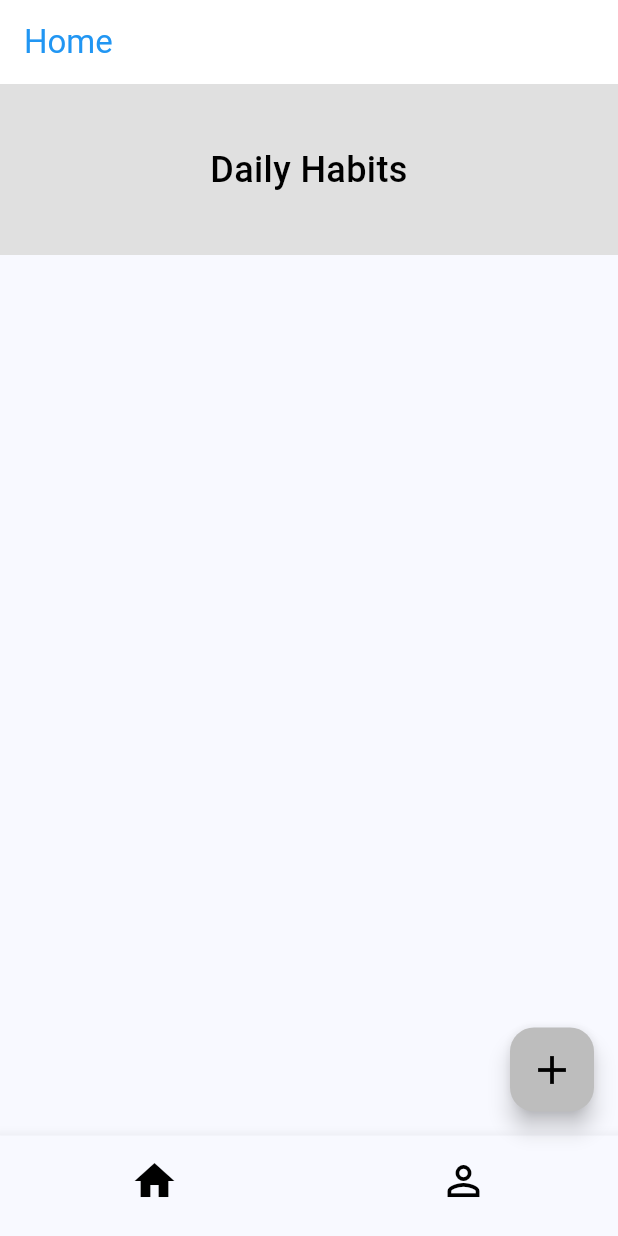
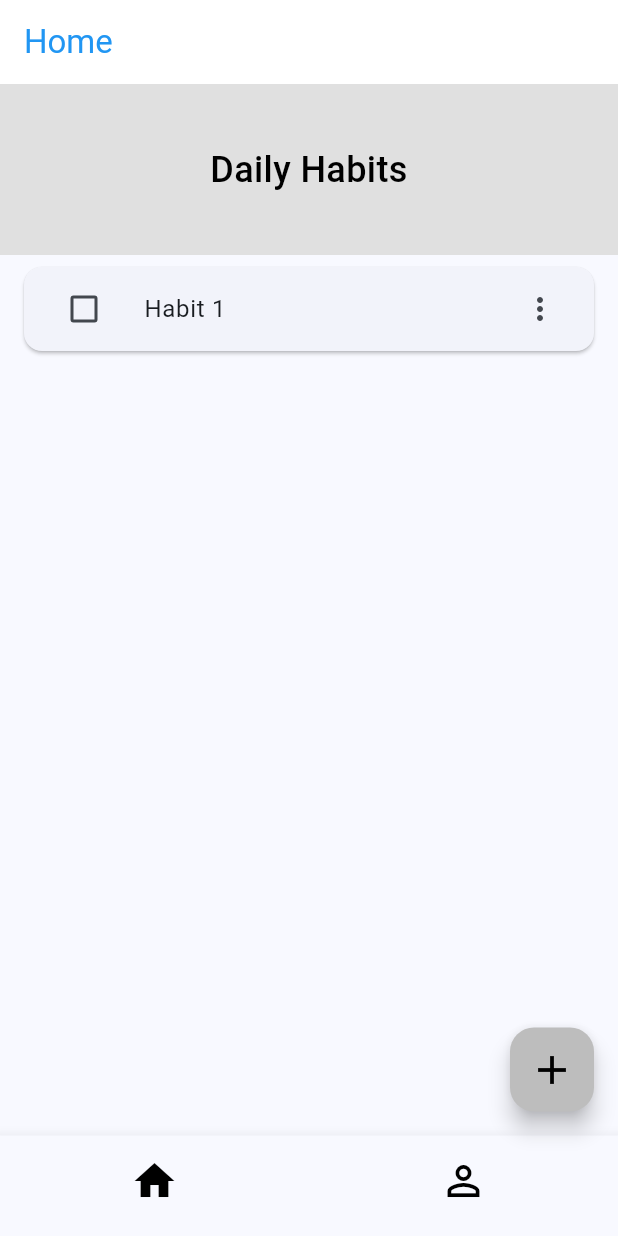
Before and after one commit to kurt890/kurtBorg6.2B_CPD, a Flutter app: the screen it shows after launch, on a phone screen of 412 x 824 dp. Run offline on Flutter 3.47's test engine with Material 3 defaults, Android fonts, the phone set to English and light mode, and no system bars.

Commit message:
Add habits list with performance issues

```diff
--- a/lib/screens/home_screen.dart
+++ b/lib/screens/home_screen.dart
@@ -10,6 +10,7 @@ class HomeScreen extends StatefulWidget {
 
 class _HomeScreenState extends State<HomeScreen> {
   int _selectedIndex = 0;
+  List<String> habits = List.generate(1, (index) => 'Habit ${index + 1}');
 
   void _onItemTapped(int index) {
     setState(() {
@@ -24,8 +25,20 @@ class _HomeScreenState extends State<HomeScreen> {
     }
   }
 
+  // Performance Issue: Heavy computation in build method
+  int _expensiveCalculation() {
+    int result = 0;
+    for (int i = 0; i < 1000000; i++) {
+      result += i;
+    }
+    return result;
+  }
+
   @override
   Widget build(BuildContext context) {
+    // Performance Issue: Running expensive calculation on every rebuild
+    _expensiveCalculation();
+
     return Scaffold(
       appBar: AppBar(
         title: const Text('Home'),
@@ -49,14 +62,33 @@ class _HomeScreenState extends State<HomeScreen> {
               textAlign: TextAlign.center,
             ),
           ),
-          const Expanded(
-            child: SizedBox(),
+          Expanded(
+            // Performance Issue: Using ListView instead of ListView.builder
+            child: ListView(
+              children: habits.map((habit) {
+                return Card(
+                  margin: const EdgeInsets.symmetric(horizontal: 16, vertical: 8),
+                  child: ListTile(
+                    leading: Checkbox(
+                      value: false,
+                      onChanged: (value) {
+                        setState(() {});
+                      },
+                    ),
+                    title: Text(habit),
+                    trailing: const Icon(Icons.more_vert),
+                  ),
+                );
+              }).toList(),
+            ),
           ),
         ],
       ),
       floatingActionButton: FloatingActionButton(
         onPressed: () {
-          // Add habit action
+          setState(() {
+            habits.add('New Habit ${habits.length + 1}');
+          });
         },
         backgroundColor: Colors.grey[400],
         child: const Icon(Icons.add, color: Colors.black, size: 32),
```
